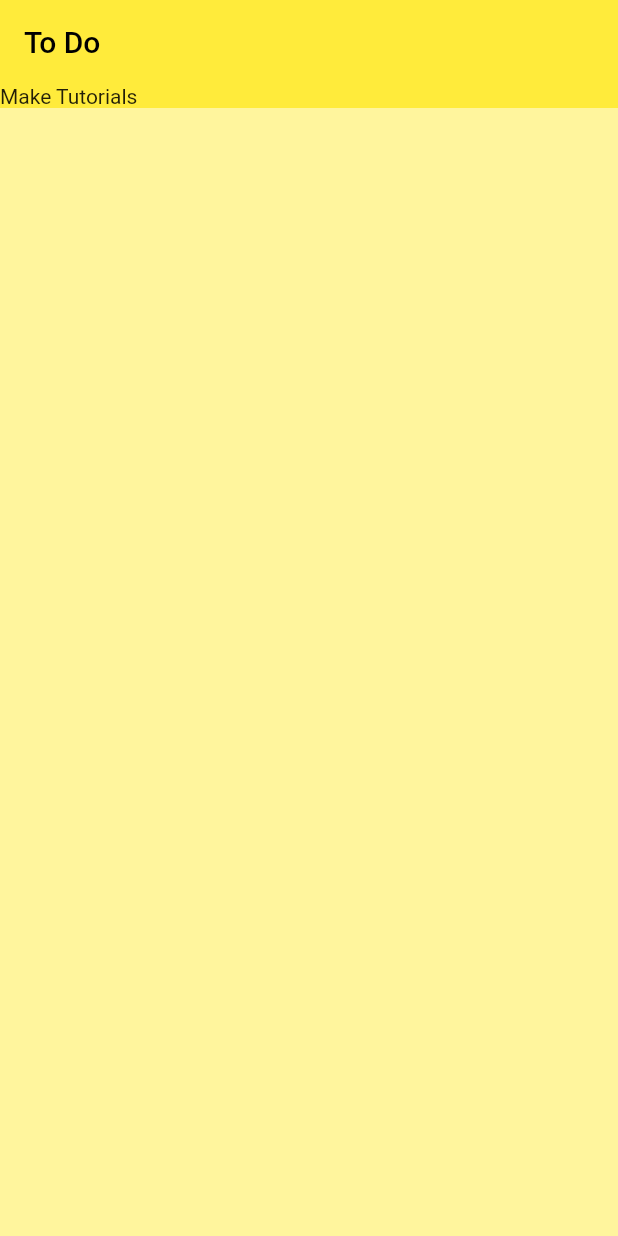
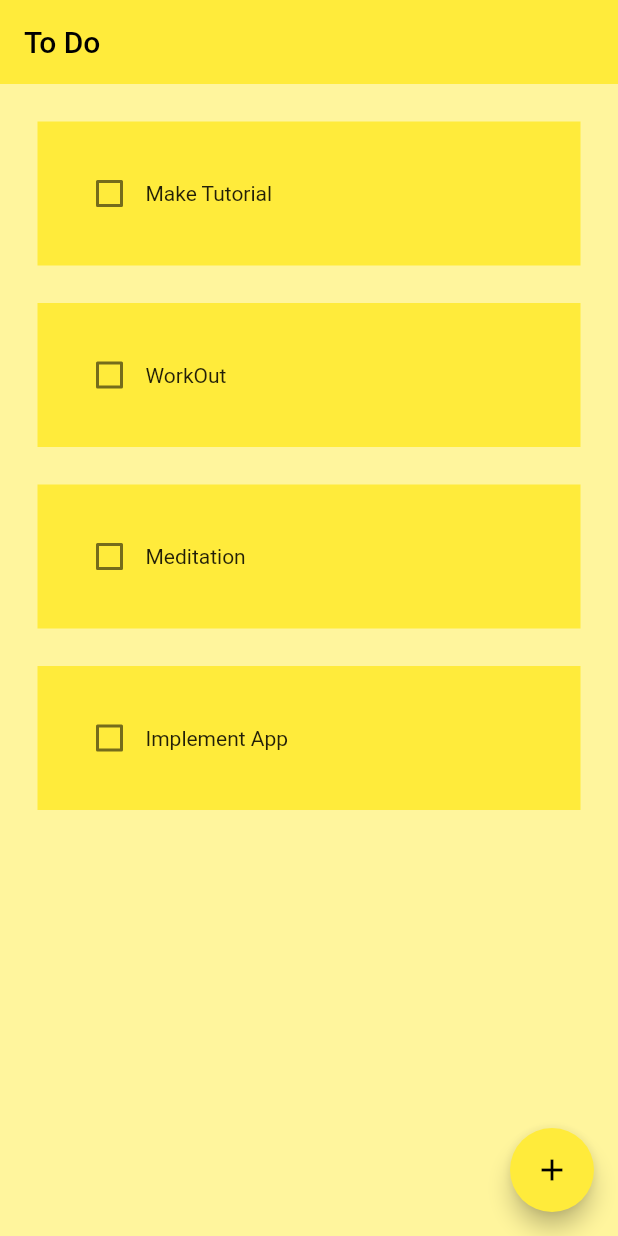
Before and after one commit to remydev47/to_do_app, a Flutter app: the screen it shows after launch, on a phone screen of 412 x 824 dp. Run offline on Flutter 3.47's test engine with Material 2 defaults, Android fonts, the phone set to English and light mode, and no system bars; drawn by our look-alikes of flutter_slidable.

Commit message:
app completion

```diff
--- a/to_app/lib/pages/home_page.dart
+++ b/to_app/lib/pages/home_page.dart
@@ -1,4 +1,5 @@
 import 'package:flutter/material.dart';
+import 'package:to_app/utils/DialogBox.dart';
 import 'package:to_app/utils/todo_tile.dart';
 
 class Homepage extends StatefulWidget {
@@ -9,6 +10,44 @@
 }
 
 class _HomepageState extends State<Homepage> {
+  //text controller
+  final _controller = TextEditingController();
+
+  List toDoList = [
+    ["Make Tutorial", false],
+    ["WorkOut", false],
+    ["Meditation", false],
+    ["Implement App", false]
+  ];
+  //checkBox was tapped
+
+  void checkBoxChanged(bool? value, int index) {
+    setState(() {
+      toDoList[index][1] = !toDoList[index][1];
+    });
+    Navigator.of(context).pop();
+  }
+
+  //save task
+  void saveNewTask() {
+    setState(() {
+      toDoList.add([_controller.text, false]);
+    });
+  }
+
+  //create New task
+  void createNewTask() {
+    showDialog(
+        context: context,
+        builder: (context) {
+          return DialogBox(
+            controller: _controller,
+            onSave: saveNewTask,
+            onCancel: () => Navigator.of(context).pop(),
+          );
+        });
+  }
+
   @override
   Widget build(BuildContext context) {
     return Scaffold(
@@ -17,8 +56,19 @@
         title: Text('To Do'),
         elevation: 0,
       ),
-      body: ListView(
-        children: [ToDoTile()],
+      floatingActionButton: FloatingActionButton(
+        onPressed: createNewTask,
+        child: Icon(Icons.add),
+      ),
+      body: ListView.builder(
+        itemCount: toDoList.length,
+        itemBuilder: (context, index) {
+          return ToDoTile(
+            taskName: toDoList[index][0],
+            taskCompleted: toDoList[index][1],
+            onChanged: (value) => checkBoxChanged(value, index),
+          );
+        },
       ),
     );
   }
--- a/to_app/lib/utils/todo_tile.dart
+++ b/to_app/lib/utils/todo_tile.dart
@@ -1,13 +1,46 @@
 import 'package:flutter/material.dart';
+import 'package:flutter_slidable/flutter_slidable.dart';
 
 class ToDoTile extends StatelessWidget {
-  const ToDoTile({super.key});
+  final String taskName;
+  final bool taskCompleted;
+  Function(bool?)? onChanged;
+
+  ToDoTile(
+      {super.key,
+      required this.taskName,
+      required this.taskCompleted,
+      required this.onChanged});
 
   @override
   Widget build(BuildContext context) {
-    return Container(
-      child: Text("Make Tutorials"),
-      decoration: BoxDecoration(color: Colors.yellow),
+    return Padding(
+      padding: const EdgeInsets.only(left: 25.0, right: 25.0, top: 25),
+      child: Slidable(
+        // endActionPanel: ActionPanel(),
+        child: Container(
+          padding: EdgeInsets.all(24.0),
+          decoration: BoxDecoration(
+            color: Colors.yellow,
+          ),
+          child: Row(
+            children: [
+              Checkbox(
+                value: taskCompleted,
+                onChanged: onChanged,
+                activeColor: Colors.black,
+              ),
+              Text(
+                taskName,
+                style: TextStyle(
+                    decoration: taskCompleted
+                        ? TextDecoration.lineThrough
+                        : TextDecoration.none),
+              ),
+            ],
+          ),
+        ),
+      ),
     );
   }
 }
--- a/to_app/pubspec.yaml
+++ b/to_app/pubspec.yaml
@@ -35,6 +35,7 @@
   # The following adds the Cupertino Icons font to your application.
   # Use with the CupertinoIcons class for iOS style icons.
   cupertino_icons: ^1.0.2
+  flutter_slidable: ^1.2.0
 
 dev_dependencies:
   flutter_test:
```
Also changed, not shown: to_app/lib/utils/DialogBox.dart (added, +51 -0 lines), to_app/lib/utils/my_button.dart (added, +16 -0 lines), to_app/pubspec.lock.
